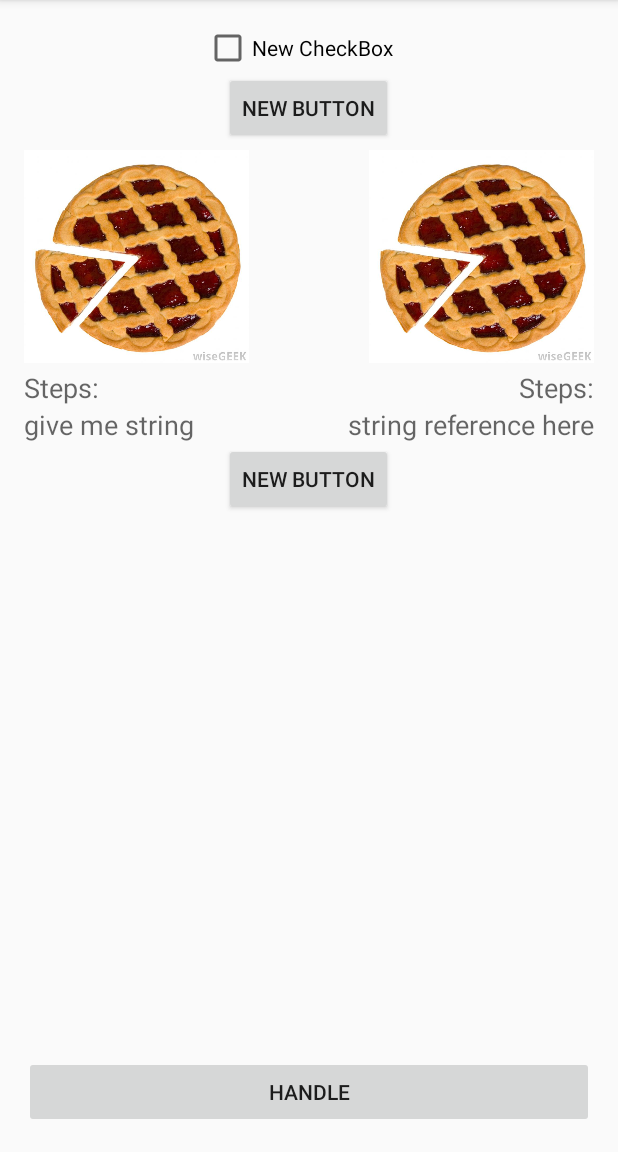
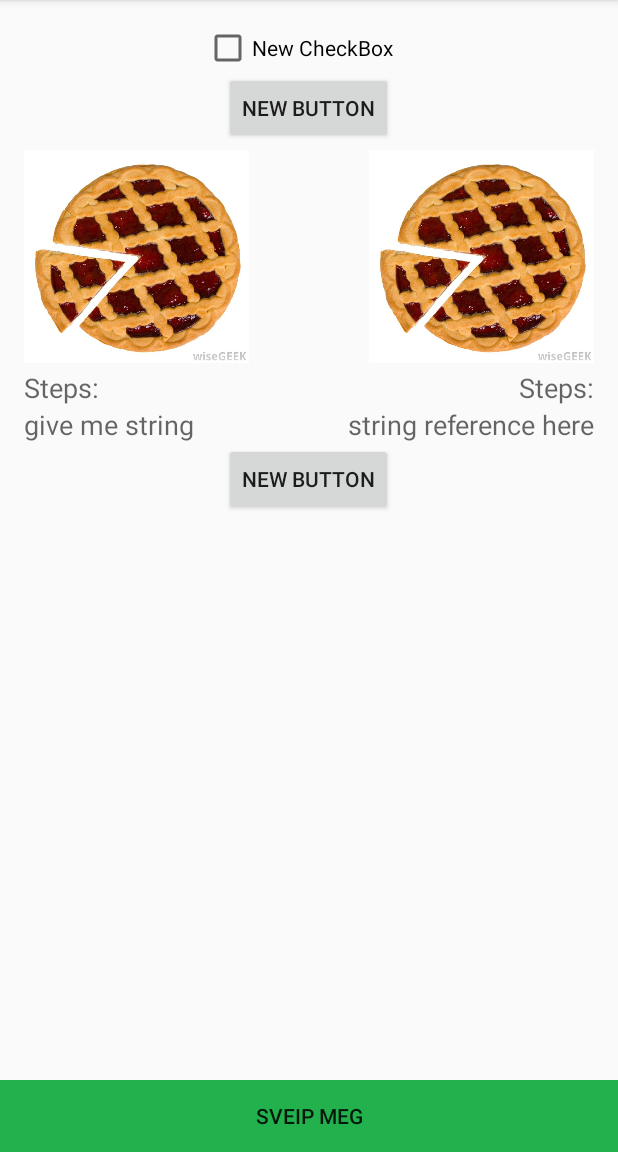
Before and after one commit to Fredrik00/powerpuff, an Android app: the screen it shows after launch (MainActivity), on a phone screen of 412 x 824 dp, the part 84-1236 px from its top. Run offline under Robolectric (Android 15) with nearby library versions, the phone set to English and light mode, and no system bars.

Commit message:
main something...

```diff
--- a/Trening/app/src/main/res/layout/activity_main.xml
+++ b/Trening/app/src/main/res/layout/activity_main.xml
@@ -3,13 +3,14 @@
     xmlns:tools="http://schemas.android.com/tools"
     android:layout_width="match_parent"
     android:layout_height="match_parent"
-    android:paddingBottom="@dimen/activity_vertical_margin"
-    android:paddingLeft="@dimen/activity_horizontal_margin"
-    android:paddingRight="@dimen/activity_horizontal_margin"
-    android:paddingTop="@dimen/activity_vertical_margin"
+
     tools:context="com.example.primer.trening.MainActivity">
 
     <RelativeLayout
+        android:paddingBottom="@dimen/activity_vertical_margin"
+        android:paddingLeft="@dimen/activity_horizontal_margin"
+        android:paddingRight="@dimen/activity_horizontal_margin"
+        android:paddingTop="@dimen/activity_vertical_margin"
         android:layout_width="match_parent"
         android:layout_height="match_parent">
 
@@ -100,6 +101,12 @@
             android:layout_below="@+id/relativeLayout"
             android:layout_centerHorizontal="true" />
 
+    </RelativeLayout>
+
+    <FrameLayout
+        android:layout_width="match_parent"
+        android:layout_height="match_parent">
+
         <SlidingDrawer
             android:layout_width="match_parent"
             android:layout_height="match_parent"
@@ -113,15 +120,44 @@
                 android:id="@+id/linearLayout"
                 android:layout_width="match_parent"
                 android:layout_height="match_parent"
-                android:orientation="vertical"></LinearLayout>
+                android:orientation="vertical"
+                android:background="#22b14c">
+
+                <TextView
+                    android:layout_width="wrap_content"
+                    android:layout_height="wrap_content"
+                    android:textAppearance="?android:attr/textAppearanceLarge"
+                    android:text="Large Text"
+                    android:id="@+id/textView" />
+
+                <ImageView
+                    android:src="@drawable/mapses"
+                    android:layout_width="wrap_content"
+                    android:layout_height="wrap_content"
+                    android:id="@+id/imageView" />
+
+                <TextView
+                    android:layout_width="wrap_content"
+                    android:layout_height="wrap_content"
+                    android:textAppearance="?android:attr/textAppearanceMedium"
+                    android:text="Medium Text"
+                    android:id="@+id/textView2" />
+
+                <Button
+                    android:layout_width="wrap_content"
+                    android:layout_height="wrap_content"
+                    android:text="New Button"
+                    android:id="@+id/button5" />
+
+            </LinearLayout>
 
             <Button
+                android:background="#22b14c"
                 android:id="@+id/button4"
                 android:layout_width="match_parent"
                 android:layout_height="wrap_content"
-                android:text="Handle" />
+                android:text="sveip meg" />
         </SlidingDrawer>
-
-    </RelativeLayout>
+    </FrameLayout>
 
 </FrameLayout>
```
Also changed, not shown: Trening/app/src/main/res/drawable/mapses.png (added).
